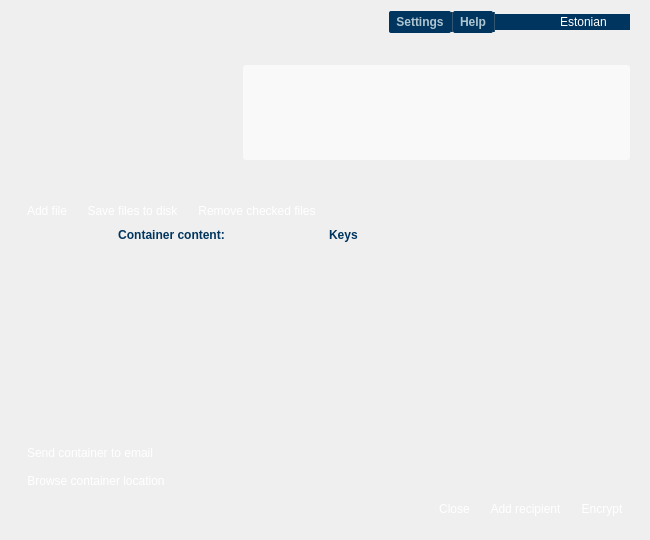
Qt form qdigidoccrypto/trunk/src/ui/MainWindow.ui (tixsys/esteid) before a commit.
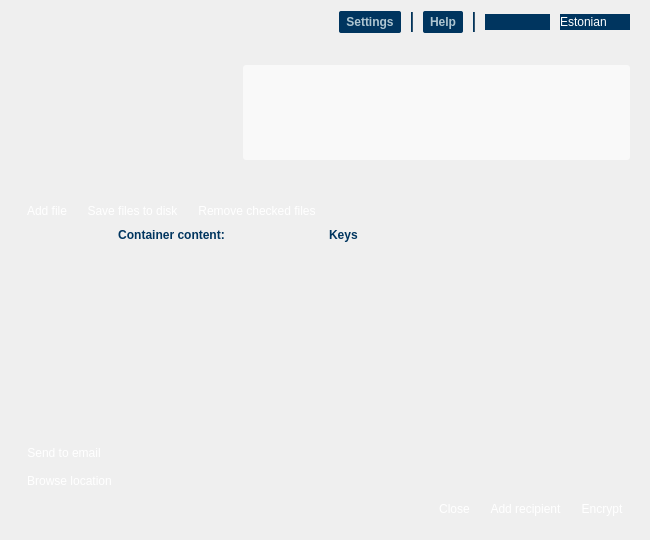
The same form after that commit. The open tabs and pages were chosen to show the change. Icons and pictures are not drawn.

```diff
--- a/qdigidoccrypto/trunk/src/ui/MainWindow.ui
+++ b/qdigidoccrypto/trunk/src/ui/MainWindow.ui
@@ -142,6 +142,9 @@
       </property>
       <item>
        <layout class="QHBoxLayout" name="headerLayout">
+        <property name="spacing">
+         <number>10</number>
+        </property>
         <item>
          <spacer name="headerSpacer">
           <property name="orientation">
@@ -539,7 +542,7 @@
             <item>
              <widget class="QPushButton" name="viewBrowse">
               <property name="text">
-               <string>Browse container location</string>
+               <string>Browse location</string>
               </property>
              </widget>
             </item>
@@ -563,7 +566,7 @@
             <item>
              <widget class="QPushButton" name="viewEmail">
               <property name="text">
-               <string>Send container to email</string>
+               <string>Send to email</string>
               </property>
              </widget>
             </item>
```
Left out of the diff: 4 changed lines with no effect on the pictures.
